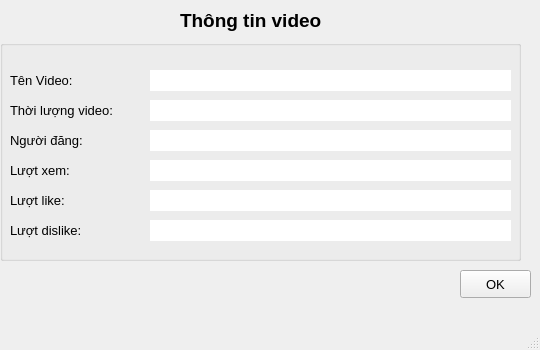
Qt form Info_video.ui (TeoHa32/pythonMNM) before a commit.
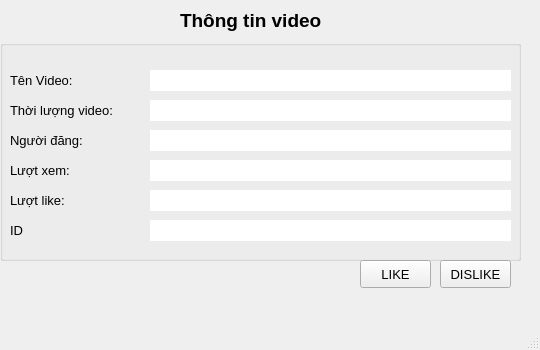
The same form after that commit.

The edit to the form file:
```diff
--- a/Info_video.ui
+++ b/Info_video.ui
@@ -219,7 +219,7 @@
       </font>
      </property>
      <property name="text">
-      <string>Lượt dislike: </string>
+      <string>ID</string>
      </property>
     </widget>
     <widget class="QLabel" name="txtlike">
@@ -290,8 +290,8 @@
    <widget class="QPushButton" name="btnOk">
     <property name="geometry">
      <rect>
-      <x>460</x>
-      <y>270</y>
+      <x>360</x>
+      <y>260</y>
       <width>71</width>
       <height>28</height>
      </rect>
@@ -302,7 +302,25 @@
      </font>
     </property>
     <property name="text">
-     <string>OK</string>
+     <string>LIKE</string>
+    </property>
+   </widget>
+   <widget class="QPushButton" name="btnDisLike">
+    <property name="geometry">
+     <rect>
+      <x>440</x>
+      <y>260</y>
+      <width>71</width>
+      <height>28</height>
+     </rect>
+    </property>
+    <property name="font">
+     <font>
+      <pointsize>10</pointsize>
+     </font>
+    </property>
+    <property name="text">
+     <string>DISLIKE</string>
     </property>
    </widget>
   </widget>
```
Left out of the diff: 4 changed lines with no effect on the pictures.
